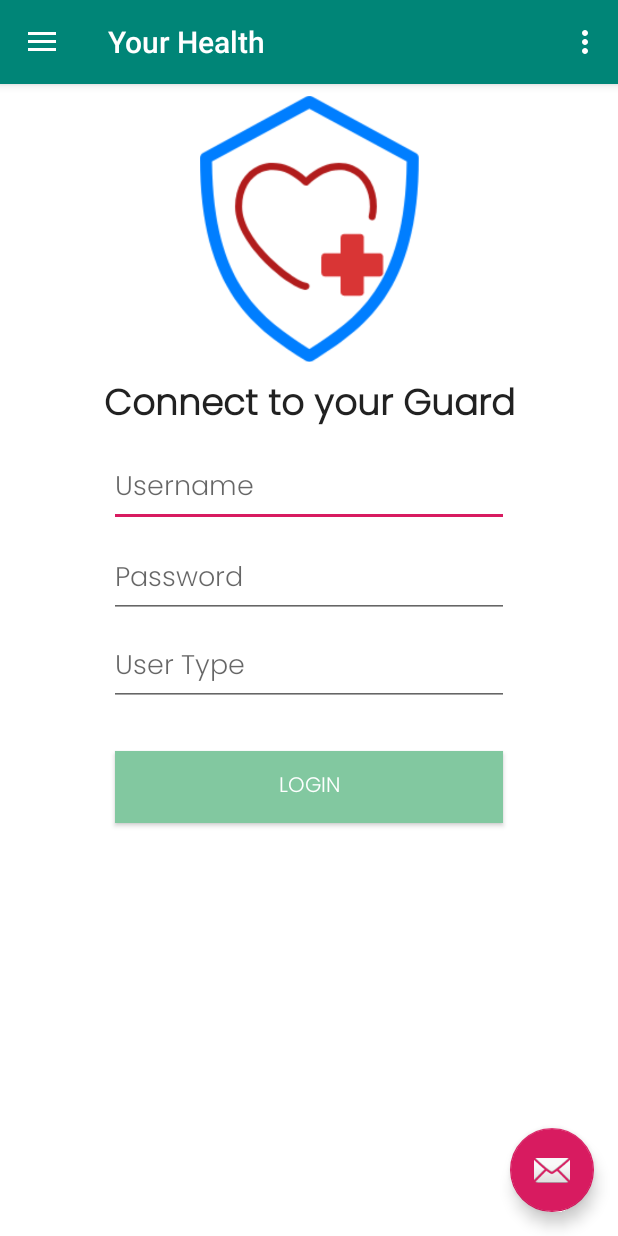
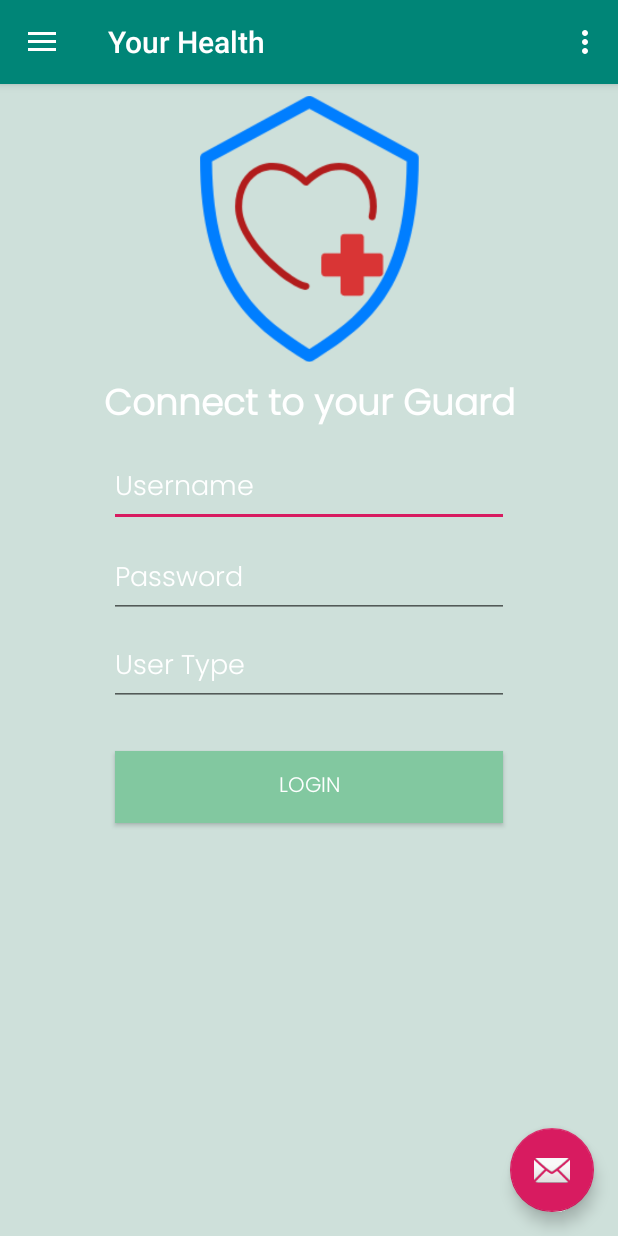
Before and after one commit to cyber-gh/YourHealth, an Android app: the screen it shows after launch (MainActivity), on a phone screen of 412 x 824 dp. Run offline under Robolectric (Android 15) with nearby library versions, the phone set to English and light mode, and no system bars; our stand-ins replace RxJava.

Commit message:
Modificat imaginea si background login

```diff
--- a/app/src/main/res/layout/login_fragment.xml
+++ b/app/src/main/res/layout/login_fragment.xml
@@ -3,7 +3,7 @@
                                                    xmlns:app="http://schemas.android.com/apk/res-auto"
                                                    xmlns:tools="http://schemas.android.com/tools"
                                                    android:layout_width="match_parent"
-                                                   android:layout_height="match_parent" android:background="#FFFFFF">
+                                                   android:layout_height="match_parent" android:background="#D3C5DBD4">
 
     <TextView
             android:text="Connect to your Guard"
@@ -13,7 +13,7 @@
             app:layout_constraintStart_toStartOf="parent" android:layout_marginStart="8dp"
             app:layout_constraintTop_toBottomOf="@+id/imageView2" android:textSize="24sp" android:typeface="normal"
             android:textAppearance="@style/TextAppearance.AppCompat.Large" android:textStyle="bold"
-            android:layout_marginTop="10dp" android:fontFamily="@font/poppins_light"/>
+            android:layout_marginTop="10dp" android:fontFamily="@font/poppins_light" android:textColor="#FFFFFF"/>
     <ImageView
             android:layout_width="154dp"
             android:src="@drawable/main_logo"
@@ -21,7 +21,7 @@
             android:id="@+id/imageView2" app:layout_constraintEnd_toEndOf="parent"
             android:layout_marginEnd="8dp" app:layout_constraintStart_toStartOf="parent"
             android:layout_marginStart="8dp" android:layout_marginTop="8dp" app:layout_constraintTop_toTopOf="parent"
-            app:srcCompat="@drawable/LogoMakr_4254Qf"/>
+            app:srcCompat="@drawable/LogoMakr_6WYIpr"/>
     <EditText
             android:layout_width="wrap_content"
             android:layout_height="wrap_content"
@@ -30,7 +30,8 @@
             android:id="@+id/emailField" android:layout_marginTop="10dp"
             app:layout_constraintTop_toBottomOf="@+id/textView1" android:hint="Username" android:layout_marginEnd="8dp"
             app:layout_constraintEnd_toEndOf="parent" android:layout_marginStart="8dp"
-            app:layout_constraintStart_toStartOf="parent" android:fontFamily="@font/poppins_light"/>
+            app:layout_constraintStart_toStartOf="parent" android:fontFamily="@font/poppins_light"
+            android:textColor="#FFFFFF" android:textColorHint="#FFFFFF"/>
     <EditText
             android:layout_width="wrap_content"
             android:layout_height="wrap_content"
@@ -39,7 +40,8 @@
             android:id="@+id/passwordField" android:layout_marginTop="10dp"
             app:layout_constraintTop_toBottomOf="@+id/emailField"
             app:layout_constraintEnd_toEndOf="@+id/emailField" app:layout_constraintStart_toStartOf="@+id/emailField"
-            android:hint="Password" android:fontFamily="@font/poppins_light"/>
+            android:hint="Password" android:fontFamily="@font/poppins_light" android:textColor="#FFFFFF"
+            android:textColorHint="#FFFFFF"/>
     <EditText
             android:layout_width="wrap_content"
             android:layout_height="wrap_content"
@@ -48,7 +50,8 @@
             android:id="@+id/editText3" android:layout_marginTop="8dp"
             app:layout_constraintTop_toBottomOf="@+id/passwordField" android:hint="User Type"
             app:layout_constraintEnd_toEndOf="@+id/passwordField"
-            app:layout_constraintStart_toStartOf="@+id/passwordField" android:fontFamily="@font/poppins_light"/>
+            app:layout_constraintStart_toStartOf="@+id/passwordField" android:fontFamily="@font/poppins_light"
+            android:textColor="#FFFFFF" android:textColorHint="#FFFFFF"/>
     <Button
             android:text="Login"
             android:layout_width="0dp"
```
Also changed, not shown: app/src/main/res/drawable-v24/LogoMakr_5gnyf8.png (added), app/src/main/res/drawable-v24/LogoMakr_6WYIpr.png (added), app/src/main/res/drawable-v24/var2.1.png (added), app/src/main/res/drawable-v24/var2.png (added).
